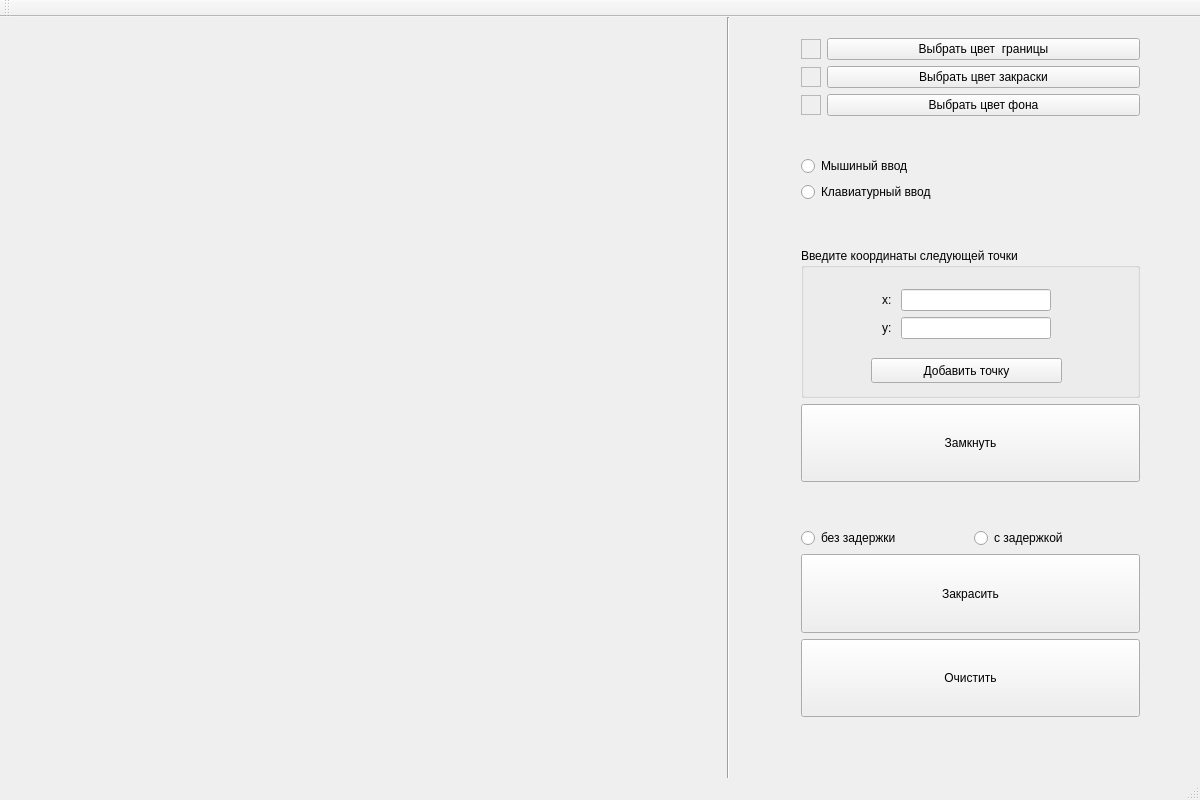
Old version of the form grafics/graf5/mainwindow.ui in the repository ansushina/sem4.
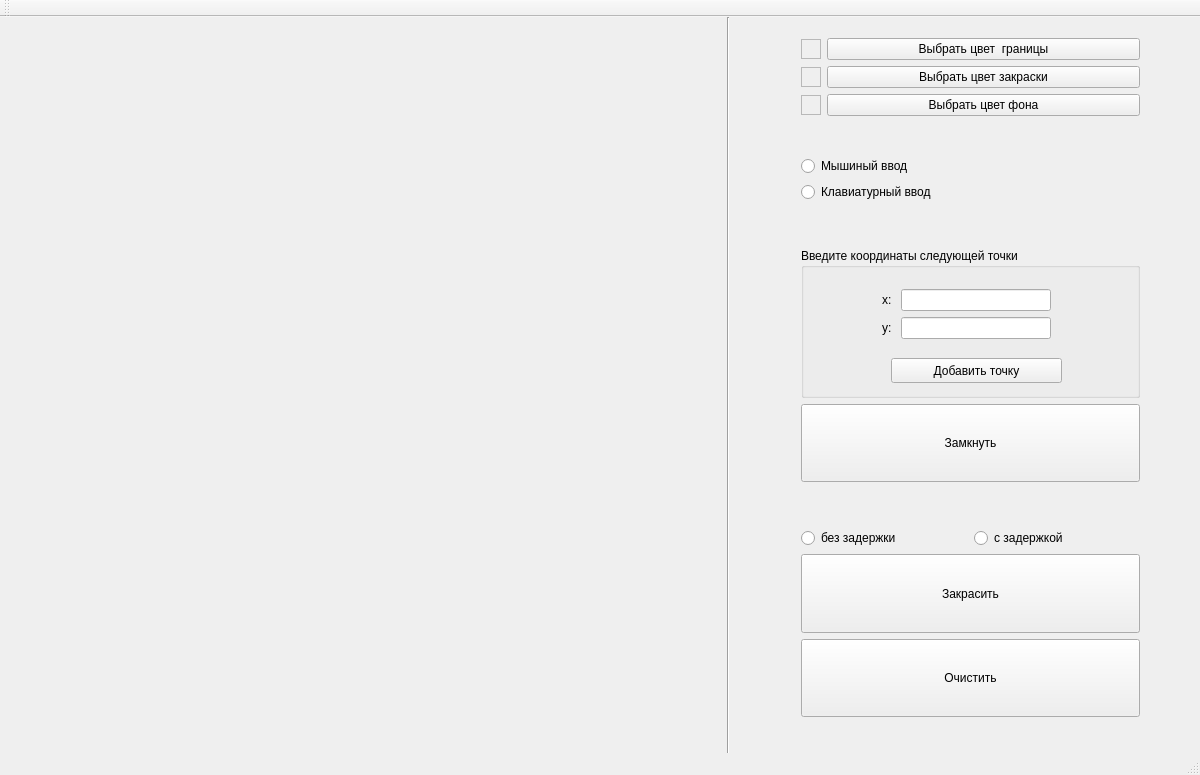
New version of the form.

The edit to the form file:
```diff
--- a/grafics/graf5/mainwindow.ui
+++ b/grafics/graf5/mainwindow.ui
@@ -7,7 +7,7 @@
     <x>0</x>
     <y>0</y>
     <width>1200</width>
-    <height>800</height>
+    <height>775</height>
    </rect>
   </property>
   <property name="windowTitle">
@@ -243,9 +243,9 @@
        <widget class="QPushButton" name="new_point_button">
         <property name="geometry">
          <rect>
-          <x>70</x>
+          <x>90</x>
           <y>110</y>
-          <width>191</width>
+          <width>171</width>
           <height>25</height>
          </rect>
         </property>
```
Left out of the diff: 2 changed lines with no effect on the pictures.
